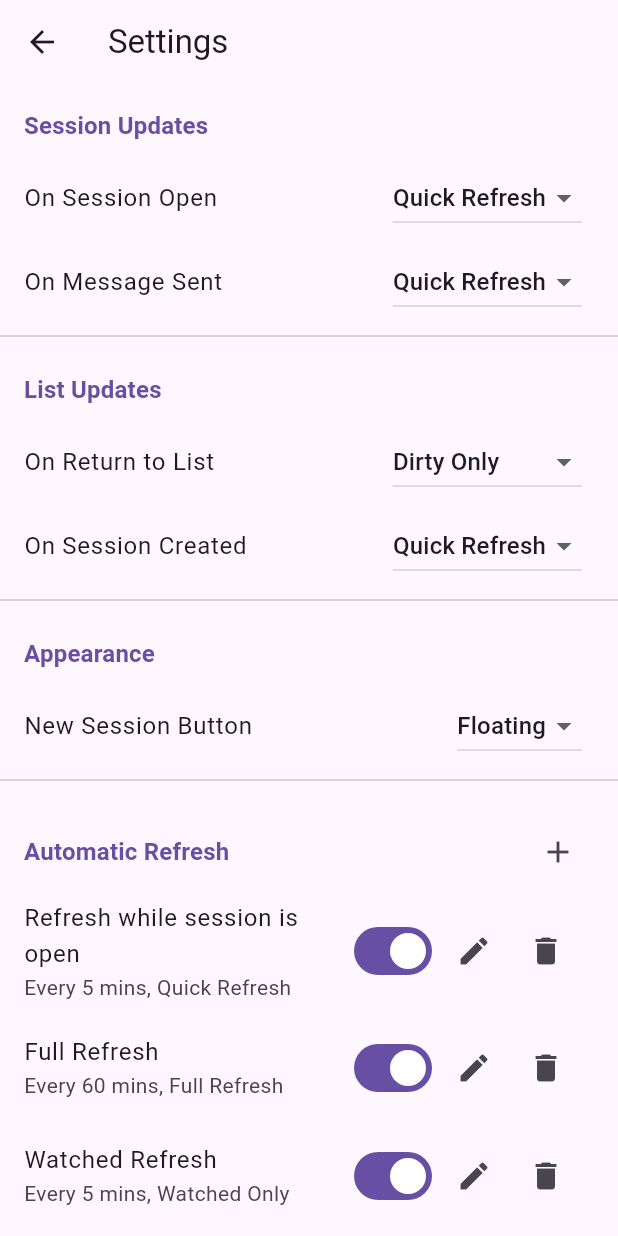
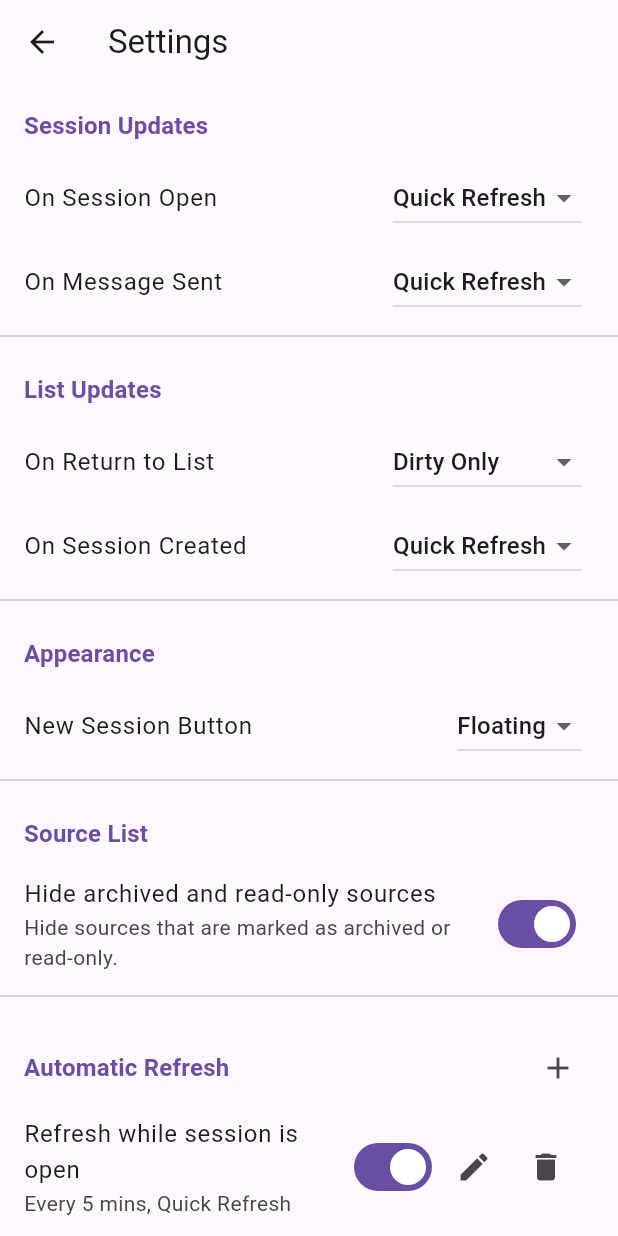
Before and after one commit to arran4/flutter_jules, a Flutter app: the SettingsScreen screen opened by its route, on a phone screen of 412 x 824 dp. Run offline on Flutter 3.47's test engine with Material 3 defaults, Android fonts, the phone set to English and light mode, and no system bars; our stand-ins replace flutter_local_notifications, flutter_markdown, flutter_secure_storage, google_sign_in, shared_preferences; missing offline and left inert: dartobjectutils; accounts and stored records are empty.

Commit message:
feat: Add setting to hide archived and read-only sources
This commit introduces a new feature that allows users to hide archived and read-only sources from the source list.

The following changes have been made:

- The `Source` model has been updated to include `isArchived` and `isReadOnly` boolean properties.
- A new setting, "Hide archived and read-only sources," has been added to the `SettingsScreen`.
- The `SettingsProvider` has been updated to store and manage the new setting.
- The `SourceListScreen` now filters the list of sources based on the new setting.
- The filtering logic in `SourceListScreen` has been refactored to be more declarative and easier to reason about.

```diff
--- a/lib/models/source.dart
+++ b/lib/models/source.dart
@@ -174,8 +174,16 @@ class Source {
   final String name;
   final String id;
   final GitHubRepo? githubRepo;
+  final bool isArchived;
+  final bool isReadOnly;
 
-  Source({required this.name, required this.id, this.githubRepo});
+  Source({
+    required this.name,
+    required this.id,
+    this.githubRepo,
+    this.isArchived = false,
+    this.isReadOnly = false,
+  });
 
   factory Source.fromJson(Map<String, dynamic> json) {
     return Source(
@@ -187,11 +195,18 @@ class Source {
         GitHubRepo.fromJson,
         null,
       ),
+      isArchived: getBooleanPropOrDefault(json, 'isArchived', false),
+      isReadOnly: getBooleanPropOrDefault(json, 'isReadOnly', false),
     );
   }
 
   Map<String, dynamic> toJson() {
-    final map = <String, dynamic>{'name': name, 'id': id};
+    final map = <String, dynamic>{
+      'name': name,
+      'id': id,
+      'isArchived': isArchived,
+      'isReadOnly': isReadOnly,
+    };
     if (githubRepo != null) {
       map['githubRepo'] = githubRepo!.toJson();
     }
--- a/lib/services/settings_provider.dart
+++ b/lib/services/settings_provider.dart
@@ -25,6 +25,8 @@ class SettingsProvider extends ChangeNotifier {
   static const String _bulkActionConfigKey = 'bulk_action_config';
   static const String _lastFilterKey = 'last_filter';
   static const String keyFabVisibility = 'fab_visibility';
+  static const String keyHideArchivedAndReadOnly =
+      'hide_archived_and_read_only';
 
   // Filter Memory
   FilterElement? _lastFilter;
@@ -50,6 +52,7 @@ class SettingsProvider extends ChangeNotifier {
   bool _notifyOnWatch = true;
   bool _notifyOnFailure = true;
   FabVisibility _fabVisibility = FabVisibility.floating;
+  bool _hideArchivedAndReadOnly = true;
 
   SharedPreferences? _prefs;
 
@@ -65,6 +68,7 @@ class SettingsProvider extends ChangeNotifier {
   bool get notifyOnWatch => _notifyOnWatch;
   bool get notifyOnFailure => _notifyOnFailure;
   FabVisibility get fabVisibility => _fabVisibility;
+  bool get hideArchivedAndReadOnly => _hideArchivedAndReadOnly;
 
   // Filter Getters
   FilterElement? get lastFilter => _lastFilter;
@@ -116,6 +120,8 @@ class SettingsProvider extends ChangeNotifier {
       FabVisibility.values,
       FabVisibility.floating,
     );
+    _hideArchivedAndReadOnly =
+        _prefs!.getBool(keyHideArchivedAndReadOnly) ?? true;
     _loadSchedules();
     _loadBulkActionConfig();
 
@@ -279,6 +285,12 @@ class SettingsProvider extends ChangeNotifier {
     await _prefs?.setInt(keyFabVisibility, visibility.index);
   }
 
+  Future<void> setHideArchivedAndReadOnly(bool value) async {
+    _hideArchivedAndReadOnly = value;
+    notifyListeners();
+    await _prefs?.setBool(keyHideArchivedAndReadOnly, value);
+  }
+
   Future<void> setLastFilter(FilterElement? filter) async {
     _lastFilter = filter;
     if (filter == null) {
--- a/lib/services/source_provider.dart
+++ b/lib/services/source_provider.dart
@@ -101,6 +101,8 @@ class SourceProvider extends ChangeNotifier {
                   name: source.name,
                   id: source.id,
                   githubRepo: enrichedRepo,
+                  isArchived: source.isArchived,
+                  isReadOnly: source.isReadOnly,
                 ),
               );
             } else {
@@ -205,6 +207,8 @@ class SourceProvider extends ChangeNotifier {
           name: sourceToRefresh.name,
           id: sourceToRefresh.id,
           githubRepo: enrichedRepo,
+          isArchived: sourceToRefresh.isArchived,
+          isReadOnly: sourceToRefresh.isReadOnly,
         );
 
         final oldItem = _items[index];
--- a/lib/ui/screens/settings_screen.dart
+++ b/lib/ui/screens/settings_screen.dart
@@ -58,6 +58,17 @@ class _SettingsScreenState extends State<SettingsScreen> {
                 title: 'New Session Button',
                 value: settings.fabVisibility,
                 onChanged: settings.setFabVisibility,
+              ),
+              const Divider(),
+              _buildSectionHeader(context, 'Source List'),
+              SwitchListTile(
+                title: const Text('Hide archived and read-only sources'),
+                subtitle: const Text(
+                  'Hide sources that are marked as archived or read-only.',
+                ),
+                value: settings.hideArchivedAndReadOnly,
+                onChanged: (value) =>
+                    settings.setHideArchivedAndReadOnly(value),
               ),
               const Divider(),
               _buildAutomaticRefreshSection(context, settings),
```
Also changed, not shown: lib/ui/screens/source_list_screen.dart (+11 -28 lines).
